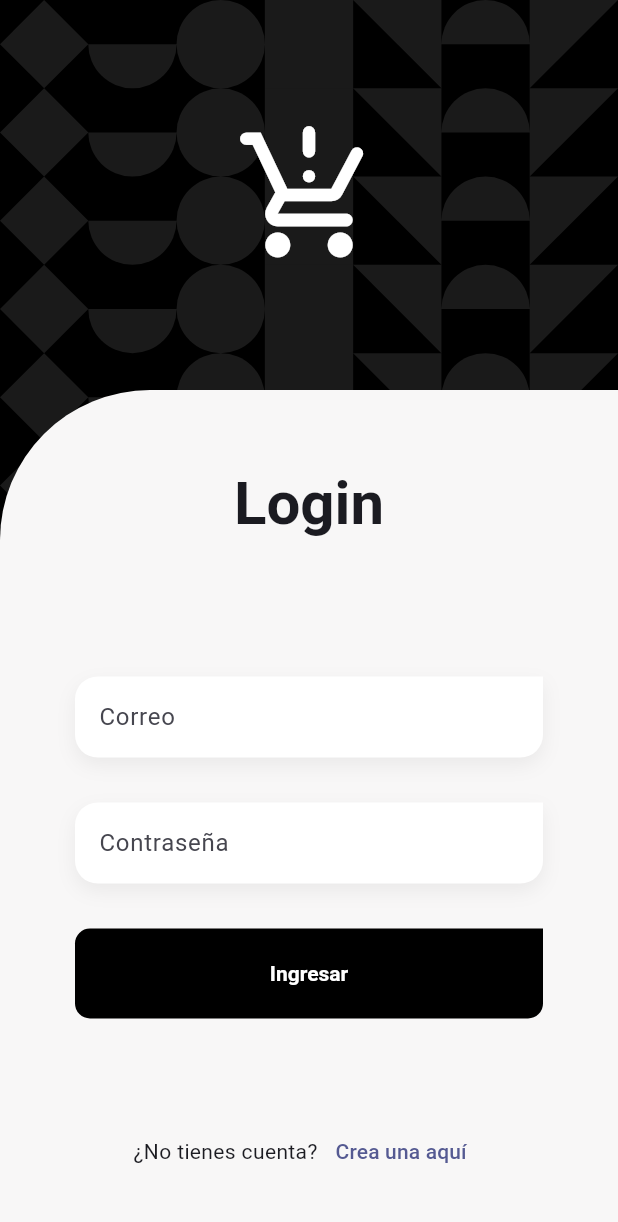
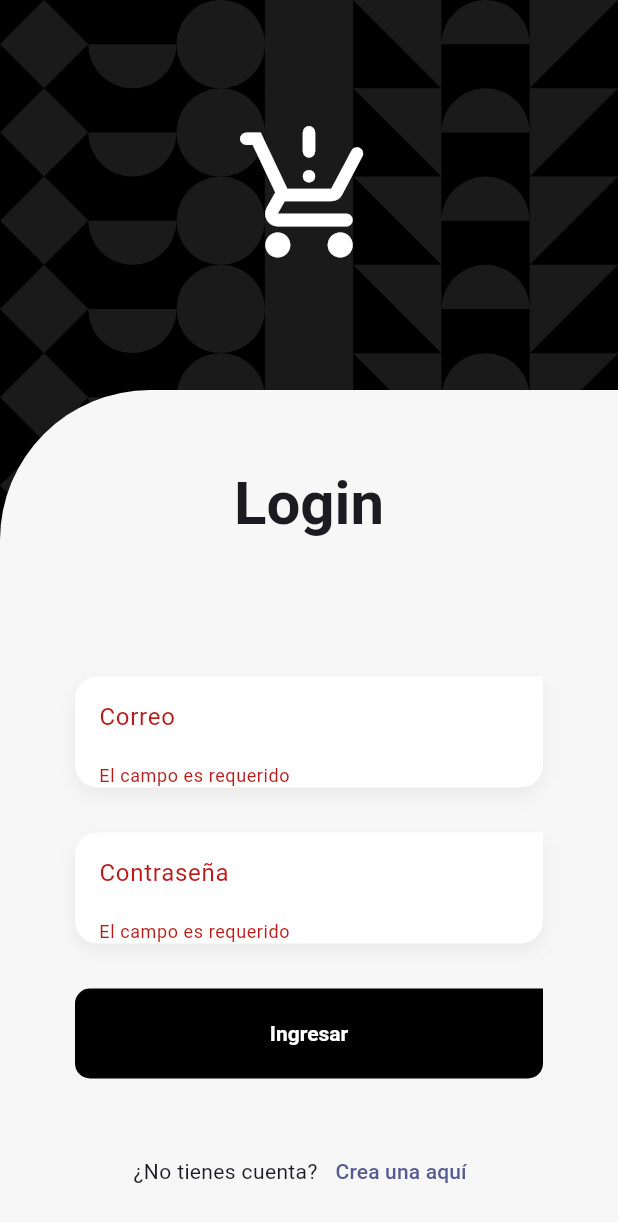
Before and after one commit to AlexMartin998/tesloapp-flutter, a Flutter app: the screen it shows after launch, after a tap on "Ingresar", on a phone screen of 412 x 824 dp. Shown: the top 1222 px of the screen. Run offline on Flutter 3.47's test engine with Material 2 defaults, Android fonts, the phone set to English and light mode, and no system bars; our stand-ins replace flutter_riverpod, formz, go_router, google_fonts; project files that could hold a hidden picture were left out.

Commit message:
[ADD] link LoginFormProvider with Login Form

```diff
--- a/lib/features/auth/presentation/screens/login_screen.dart
+++ b/lib/features/auth/presentation/screens/login_screen.dart
@@ -1,5 +1,7 @@
 import 'package:flutter/material.dart';
+import 'package:flutter_riverpod/flutter_riverpod.dart';
 import 'package:go_router/go_router.dart';
+import 'package:teslo_shop/features/auth/providers/login_form_provider.dart';
 import 'package:teslo_shop/features/shared/shared.dart';
 
 
@@ -57,13 +59,17 @@ class LoginScreen extends StatelessWidget {
 
 
 
-class _LoginForm extends StatelessWidget {
+// Riverpod: ConsumerWidget for StatelessWidget
+class _LoginForm extends ConsumerWidget {
   const _LoginForm();
 
   @override
-  Widget build(BuildContext context) {
+  Widget build(BuildContext context, WidgetRef ref) {
+
+    final loginForm = ref.watch(loginFormProvider); // state: LoginFormState
 
     final textStyles = Theme.of(context).textTheme;
+
 
     return Padding(
       padding: const EdgeInsets.symmetric(horizontal: 50),
@@ -73,15 +79,27 @@ class _LoginForm extends StatelessWidget {
           Text('Login', style: textStyles.titleLarge ),
           const SizedBox( height: 90 ),
 
-          const CustomTextFormField(
+          /* Email */
+          CustomTextFormField(
             label: 'Correo',
             keyboardType: TextInputType.emailAddress,
+
+            // .read in methods/Listeners/events, etc.
+            // onChanged: (value) => ref.read(loginFormProvider.notifier).onEmailChanged(value),
+            onChanged: ref.read(loginFormProvider.notifier).onEmailChanged,
+            errorMessage: loginForm.isFormPosted
+              ? loginForm.email.errorMessage
+              : null,
           ),
           const SizedBox( height: 30 ),
 
-          const CustomTextFormField(
+          CustomTextFormField(
             label: 'Contraseña',
             obscureText: true,
+            onChanged: ref.read(loginFormProvider.notifier).onPasswordChanged,
+            errorMessage: loginForm.isFormPosted
+              ? loginForm.password.errorMessage
+              : null,
           ),
 
           const SizedBox( height: 30 ),
@@ -93,7 +111,7 @@ class _LoginForm extends StatelessWidget {
               text: 'Ingresar',
               buttonColor: Colors.black,
               onPressed: (){
-
+                ref.read(loginFormProvider.notifier).onSubmit();
               },
             )
           ),
--- a/lib/features/auth/providers/login_form_provider.dart
+++ b/lib/features/auth/providers/login_form_provider.dart
@@ -2,6 +2,18 @@ import 'package:formz/formz.dart';
 import 'package:flutter_riverpod/flutter_riverpod.dart';
 
 import 'package:teslo_shop/features/shared/shared.dart';
+
+
+
+// // // StateNotifierProvider to be used with StateNotifier
+// // StateNotifierProvider: like use cases   <--  Estos SII se usan en la UI
+// .autoDispose(): Limpie la data de este State cuando se salga/destruya. Evito tener data al hacer login d new
+final loginFormProvider = StateNotifierProvider.autoDispose<LoginFormNotifier, LoginFormState>((ref) {
+
+  return LoginFormNotifier(); // instance of our notifier
+
+});
+
 
 
 
@@ -111,13 +123,3 @@ class LoginFormNotifier extends StateNotifier<LoginFormState> {
   }
 
 }
-
-
-
-// // StateNotifierProvider: like use cases   <--  Estos SII se usan en la UI
-// .autoDispose(): Limpie la data de este State cuando se salga/destruya. Evito tener data al hacer login d new
-final loginFormProvider = StateNotifierProvider.autoDispose<LoginFormNotifier, LoginFormState>((ref) {
-
-  return LoginFormNotifier(); // instance of our notifier
-
-});
--- a/lib/features/shared/widgets/custom_text_form_field.dart
+++ b/lib/features/shared/widgets/custom_text_form_field.dart
@@ -22,6 +22,7 @@ class CustomTextFormField extends StatelessWidget {
     this.validator,
   });
 
+
   @override
   Widget build(BuildContext context) {
 
@@ -33,6 +34,7 @@ class CustomTextFormField extends StatelessWidget {
     );
 
     const borderRadius = Radius.circular(15);
+
 
     return Container(
       // padding: const EdgeInsets.only(bottom: 0, top: 15),
@@ -48,18 +50,21 @@ class CustomTextFormField extends StatelessWidget {
         ]
       ),
 
+
+      /* text form field */
       child: TextFormField(
         onChanged: onChanged,
         validator: validator,
         obscureText: obscureText,
         keyboardType: keyboardType,
         style: const TextStyle( fontSize: 20, color: Colors.black54 ),
+
         decoration: InputDecoration(
           floatingLabelStyle: const TextStyle(color: Colors.black, fontWeight: FontWeight.bold, fontSize: 18),
           enabledBorder: border,
           focusedBorder: border,
-          errorBorder: border.copyWith( borderSide: BorderSide( color: Colors.red.shade800 )),
-          focusedErrorBorder: border.copyWith( borderSide: BorderSide( color: Colors.red.shade800 )),
+          errorBorder: border.copyWith( borderSide: const BorderSide( color: Colors.transparent )),
+          focusedErrorBorder: border.copyWith( borderSide: const BorderSide( color: Colors.transparent )),
           isDense: true,
           label: label != null ? Text(label!) : null,
           hintText: hint,
```
